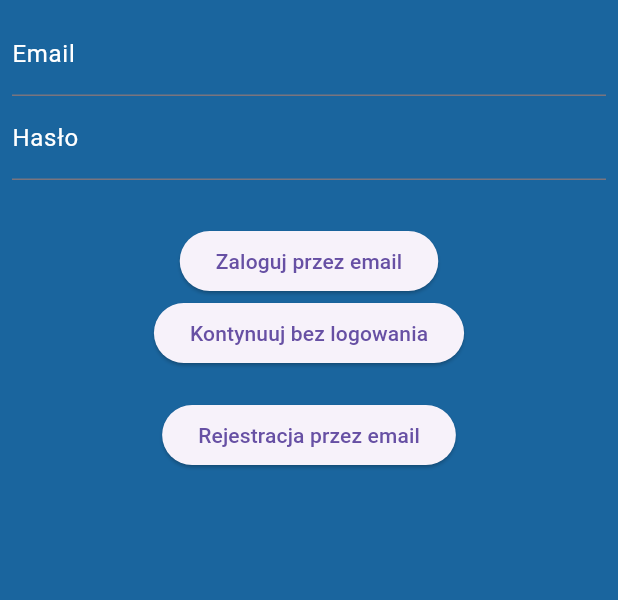
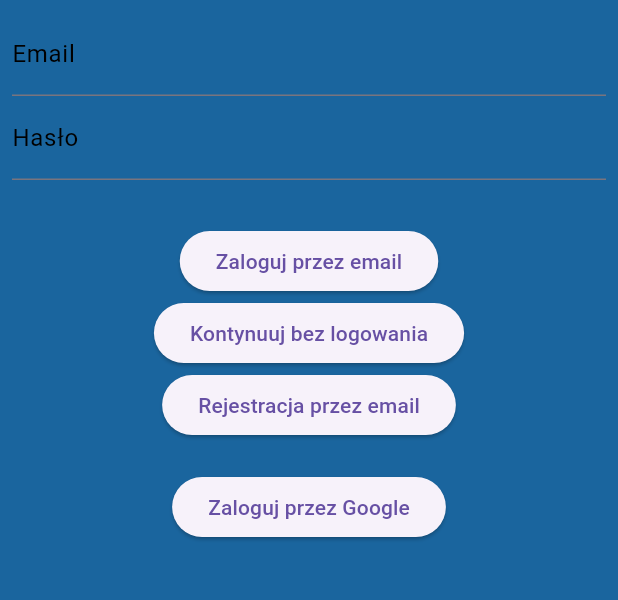
Before and after one commit to LudzCPP/Meetoplay, a Flutter app: the screen it shows after launch, on a phone screen of 412 x 824 dp, the part 84-684 px from its top. Run offline on Flutter 3.47's test engine with Material 3 defaults, Android fonts, the phone set to English and light mode, and no system bars; our stand-ins replace firebase_auth, firebase_core, flutter_map, fluttertoast, google_sign_in, latlong2 and 1 more; accounts and stored records are empty.

Commit message:
login via gmail

```diff
--- a/lib/authenticate_page.dart
+++ b/lib/authenticate_page.dart
@@ -1,6 +1,7 @@
 import 'package:firebase_auth/firebase_auth.dart';
 import 'package:flutter/material.dart';
 import 'package:fluttertoast/fluttertoast.dart';
+import 'package:google_sign_in/google_sign_in.dart';
 
 class AuthenticationScreen extends StatefulWidget {
   const AuthenticationScreen({super.key});
@@ -11,6 +12,7 @@ class AuthenticationScreen extends StatefulWidget {
 
 class _AuthenticationScreenState extends State<AuthenticationScreen> {
   final FirebaseAuth _auth = FirebaseAuth.instance;
+  final GoogleSignIn _googleSignIn = GoogleSignIn();
   final TextEditingController _emailController = TextEditingController();
   final TextEditingController _passwordController = TextEditingController();
 
@@ -49,6 +51,21 @@ class _AuthenticationScreenState extends State<AuthenticationScreen> {
     }
   }
 
+  Future<void> _signInWithGoogle() async {
+    try {
+      final GoogleSignInAccount? googleSignInAccount = await _googleSignIn.signIn();
+      final GoogleSignInAuthentication googleSignInAuthentication = await googleSignInAccount!.authentication;
+      final AuthCredential credential = GoogleAuthProvider.credential(
+        accessToken: googleSignInAuthentication.accessToken,
+        idToken: googleSignInAuthentication.idToken,
+      );
+      final UserCredential userCredential = await _auth.signInWithCredential(credential);
+      Fluttertoast.showToast(msg: "Zalogowano przez Google: ${userCredential.user!.email}");
+    } catch (e) {
+      Fluttertoast.showToast(msg: "Błąd logowania przez Google: $e");
+    }
+  }
+
   @override
   Widget build(BuildContext context) {
     return Scaffold(
@@ -61,14 +78,14 @@ class _AuthenticationScreenState extends State<AuthenticationScreen> {
               controller: _emailController,
               decoration: const InputDecoration(
                   labelText: 'Email',
-                  labelStyle: TextStyle(color: Colors.white)),
+                  labelStyle: TextStyle(color: Colors.black)),
             ),
             TextField(
               controller: _passwordController,
               obscureText: true,
               decoration: const InputDecoration(
                   labelText: 'Hasło',
-                  labelStyle: TextStyle(color: Colors.white)),
+                  labelStyle: TextStyle(color: Colors.black)),
             ),
             const SizedBox(height: 30),
             ElevatedButton(
@@ -79,10 +96,14 @@ class _AuthenticationScreenState extends State<AuthenticationScreen> {
               onPressed: _signInAnonymously,
               child: const Text('Kontynuuj bez logowania'),
             ),
-            const SizedBox(height: 20,),
             ElevatedButton(
               onPressed: _registerWithEmail,
               child: const Text('Rejestracja przez email'),
+            ),
+            const SizedBox(height: 20),
+            ElevatedButton(
+              onPressed: _signInWithGoogle,
+              child: const Text('Zaloguj przez Google'),
             ),
           ],
         ),
--- a/pubspec.yaml
+++ b/pubspec.yaml
@@ -42,6 +42,7 @@ dependencies:
   cloud_firestore: ^4.17.0
   firebase_core: ^2.30.0
   fluttertoast: ^8.2.5
+  google_sign_in: ^6.2.1
 
 
 
```
Also changed, not shown: pubspec.lock, 3 other files.
